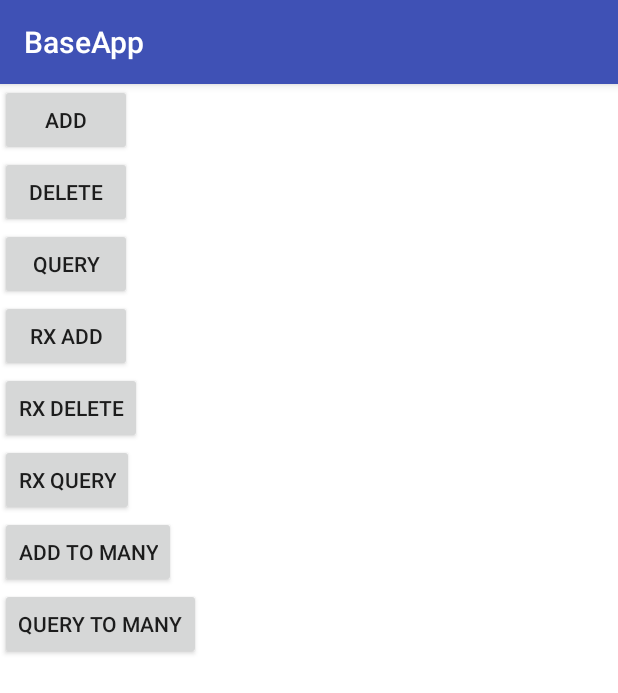
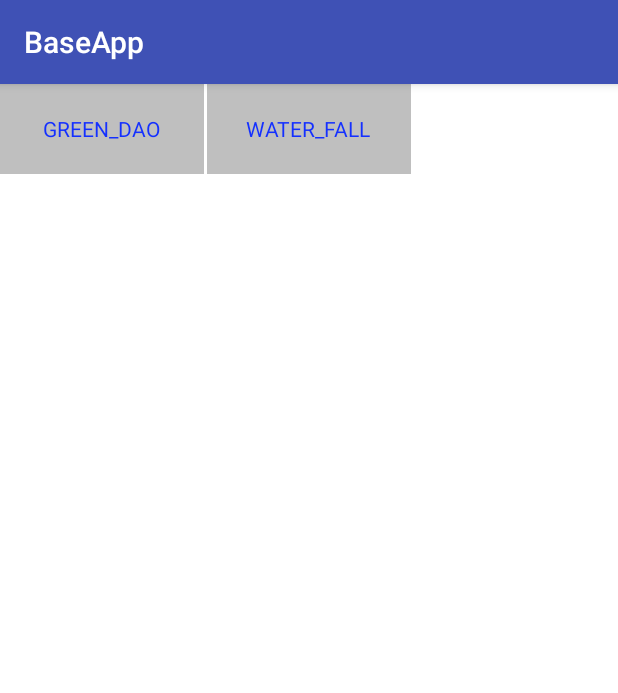
Before and after one commit to yushilei1218/BaseApp, an Android app: the screen it shows after launch (MainActivity before the commit, BootActivity after it), on a phone screen of 412 x 824 dp. Shown: the top 693 px of the screen. Run offline under Robolectric (Android 15) with nearby library versions, the phone set to English and light mode, and no system bars; our stand-ins replace ButterKnife, RxJava; libraries missing offline, so code that uses them is left out: com.r0adkll.slidr, org.greenrobot.greendao; 4 statements that could not run were skipped.

Commit message:
1：定义首页

```diff
--- a/app/src/main/AndroidManifest.xml
+++ b/app/src/main/AndroidManifest.xml
@@ -3,6 +3,7 @@
           package="com.shileiyu.baseapp">
 
     <uses-permission android:name="android.permission.WRITE_EXTERNAL_STORAGE"/>
+    <uses-permission android:name="android.permission.INTERNET"/>
 
     <application
         android:name=".common.base.BaseApp"
@@ -12,12 +13,14 @@
         android:roundIcon="@mipmap/ic_launcher_round"
         android:supportsRtl="true"
         android:theme="@style/AppTheme">
-        <activity android:name=".MainActivity">
+        <activity android:name=".ui.BootActivity">
             <intent-filter>
                 <action android:name="android.intent.action.MAIN"/>
 
                 <category android:name="android.intent.category.LAUNCHER"/>
             </intent-filter>
+        </activity>
+        <activity android:name=".ui.greendao.GreenDaoActivity">
         </activity>
         <activity android:name=".ui.home.HomeActivity">
         </activity>
--- /dev/null
+++ b/app/src/main/java/com/shileiyu/baseapp/common/util/Constant.java
@@ -0,0 +1,11 @@
+package com.shileiyu.baseapp.common.util;
+
+/**
+ * @author shilei.yu
+ * @since on 2018/3/21.
+ */
+
+public interface Constant {
+    String GREEN_DAO = "GREEN_DAO";
+    String WATER_FALL = "WATER_FALL";
+}
--- /dev/null
+++ b/app/src/main/java/com/shileiyu/baseapp/ui/BootActivity.java
@@ -0,0 +1,123 @@
+package com.shileiyu.baseapp.ui;
+
+
+import android.content.Intent;
+import android.os.Bundle;
+import android.view.LayoutInflater;
+import android.view.View;
+import android.view.ViewGroup;
+import android.widget.AdapterView;
+import android.widget.BaseAdapter;
+import android.widget.GridView;
+import android.widget.TextView;
+
+import com.shileiyu.baseapp.R;
+import com.shileiyu.baseapp.common.base.BaseActivity;
+import com.shileiyu.baseapp.common.util.Constant;
+import com.shileiyu.baseapp.ui.greendao.GreenDaoActivity;
+import com.shileiyu.baseapp.ui.waterfall.WaterfallActivity;
+
+import java.util.ArrayList;
+import java.util.List;
+
+import butterknife.BindView;
+
+public class BootActivity extends BaseActivity {
+
+
+    @BindView(R.id.boot_grid)
+    GridView mBootGrid;
+
+    @Override
+    protected int getLayoutId() {
+        return R.layout.activity_boot;
+    }
+
+    @Override
+    protected void initView() {
+
+        List<Bean> data = new ArrayList<>();
+        data.add(new Bean(Constant.GREEN_DAO));
+        data.add(new Bean(Constant.WATER_FALL));
+
+        mBootGrid.setAdapter(new Adapter(data));
+
+        mBootGrid.setOnItemClickListener(new AdapterView.OnItemClickListener() {
+            @Override
+            public void onItemClick(AdapterView<?> parent, View view, int position, long id) {
+                Object item = parent.getAdapter().getItem(position);
+                if (item instanceof Bean) {
+                    openActivity(((Bean) item));
+                }
+            }
+        });
+    }
+
+    private void openActivity(Bean item) {
+        Intent intent = null;
+        switch (item.name) {
+            case Constant.GREEN_DAO:
+                intent = new Intent(this, GreenDaoActivity.class);
+                break;
+            case Constant.WATER_FALL:
+                intent = new Intent(this, WaterfallActivity.class);
+                break;
+            default:
+                break;
+        }
+        if (intent != null) {
+            startActivity(intent);
+        }
+
+    }
+
+    private static final class Bean {
+        public final String name;
+
+        public Bean(String name) {
+            this.name = name;
+        }
+    }
+
+    private static class Adapter extends BaseAdapter {
+        List<Bean> data;
+
+        Adapter(List<Bean> data) {
+            this.data = data;
+        }
+
+        @Override
+        public int getCount() {
+            return data.size();
+        }
+
+        @Override
+        public Object getItem(int position) {
+            return data.get(position);
+        }
+
+        @Override
+        public long getItemId(int position) {
+            return 0;
+        }
+
+        @Override
+        public View getView(int position, View convertView, ViewGroup parent) {
+            if (convertView == null) {
+                convertView = LayoutInflater.from(parent.getContext()).inflate(R.layout.item_bean, parent, false);
+                convertView.setTag(new VH(convertView));
+            }
+            VH tag = (VH) convertView.getTag();
+            tag.tv.setText(data.get(position).name);
+            return convertView;
+        }
+
+        static final class VH {
+            TextView tv;
+
+            VH(View view) {
+                tv = (TextView) view.findViewById(R.id.item_bean_tv);
+            }
+        }
+    }
+}
--- a/app/src/main/java/com/shileiyu/baseapp/MainActivity.java
+++ b/app/src/main/java/com/shileiyu/baseapp/ui/greendao/GreenDaoActivity.java
@@ -1,12 +1,12 @@
-package com.shileiyu.baseapp;
+package com.shileiyu.baseapp.ui.greendao;
 
 
-import android.content.Intent;
 import android.util.Log;
 import android.view.View;
 import android.widget.Button;
 import android.widget.TextView;
 
+import com.shileiyu.baseapp.R;
 import com.shileiyu.baseapp.common.base.BaseActivity;
 import com.shileiyu.baseapp.common.bean.BeanA;
 import com.shileiyu.baseapp.common.bean.BeanB;
@@ -19,7 +19,6 @@ import com.shileiyu.baseapp.common.db.normal.SimpleTask;
 import com.shileiyu.baseapp.common.db.rx.DbCallable;
 import com.shileiyu.baseapp.common.db.rx.DbListCallable;
 import com.shileiyu.baseapp.common.util.Util;
-import com.shileiyu.baseapp.ui.waterfall.WaterfallActivity;
 
 import org.greenrobot.greendao.rx.RxDao;
 
@@ -35,7 +34,7 @@ import rx.Subscriber;
 /**
  * @author shilei
  */
-public class MainActivity extends BaseActivity {
+public class GreenDaoActivity extends BaseActivity {
 
 
     @BindView(R.id.main_btn)
@@ -45,7 +44,7 @@ public class MainActivity extends BaseActivity {
 
     @Override
     protected int getLayoutId() {
-        return R.layout.activity_main;
+        return R.layout.activity_green_dao;
     }
 
     @Override
@@ -81,7 +80,6 @@ public class MainActivity extends BaseActivity {
     }
 
     private void add() {
-        startActivity(new Intent(this, WaterfallActivity.class));
 
         DbClient instance = DbClient.instance();
         Random random = new Random();
@@ -105,7 +103,7 @@ public class MainActivity extends BaseActivity {
 
 
     @OnClick({R.id.main_btn, R.id.main_delete, R.id.main_query, R.id.main_rx_add, R.id.main_rx_delete, R.id.main_rx_query
-    ,R.id.main_to_many,R.id.main_query_many})
+            , R.id.main_to_many, R.id.main_query_many})
     public void onViewClicked(View view) {
         switch (view.getId()) {
             case R.id.main_btn:
--- /dev/null
+++ b/app/src/main/res/layout/activity_boot.xml
@@ -0,0 +1,18 @@
+<?xml version="1.0" encoding="utf-8"?>
+<android.support.constraint.ConstraintLayout
+    xmlns:android="http://schemas.android.com/apk/res/android"
+    xmlns:tools="http://schemas.android.com/tools"
+    android:layout_width="match_parent"
+    android:layout_height="match_parent"
+    android:background="#FFF"
+    tools:context="com.shileiyu.baseapp.ui.BootActivity">
+
+    <GridView
+        android:id="@+id/boot_grid"
+        android:layout_width="match_parent"
+        android:layout_height="match_parent"
+        android:horizontalSpacing="2dp"
+        android:numColumns="3"
+        android:verticalSpacing="2dp"/>
+
+</android.support.constraint.ConstraintLayout>
--- a/app/src/main/res/layout/activity_main.xml
+++ b/app/src/main/res/layout/activity_green_dao.xml
@@ -5,8 +5,7 @@
     android:layout_width="match_parent"
     android:layout_height="match_parent"
     android:background="#FFF"
-
-    tools:context="com.shileiyu.baseapp.MainActivity">
+    tools:context="com.shileiyu.baseapp.ui.greendao.GreenDaoActivity">
 
     <LinearLayout
         android:layout_width="match_parent"
--- /dev/null
+++ b/app/src/main/res/layout/item_bean.xml
@@ -0,0 +1,15 @@
+<?xml version="1.0" encoding="utf-8"?>
+<RelativeLayout xmlns:android="http://schemas.android.com/apk/res/android"
+                android:layout_width="match_parent"
+                android:layout_height="60dp"
+                android:background="#bfbfbf"
+                android:padding="20dp">
+
+    <TextView
+        android:id="@+id/item_bean_tv"
+        android:layout_width="wrap_content"
+        android:layout_height="wrap_content"
+        android:layout_centerInParent="true"
+        android:textColor="#1430ff"/>
+
+</RelativeLayout>
--- a/build.gradle
+++ b/build.gradle
@@ -4,7 +4,7 @@ buildscript {
     repositories {
         jcenter()
         mavenCentral()
-
+        maven { url 'http://oss.jfrog.org/artifactory/oss-snapshot-local/' }
     }
     dependencies {
         classpath 'com.android.tools.build:gradle:2.3.2'
```
Also changed, not shown: app/build.gradle (+8 -2 lines).
